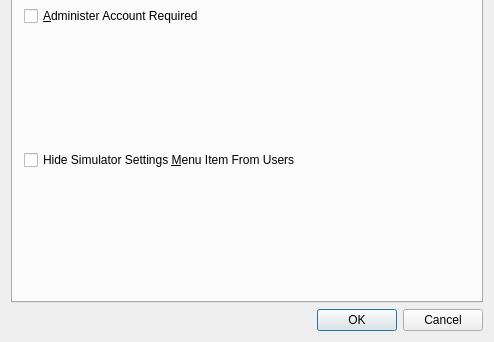
mannd/epsimulator, file src/gui/ui/simulatorsettingsdialog.ui: the form before one commit; both pictures show x 0 to 494 and y 160 to 502 of the 494 by 502 pixel window.
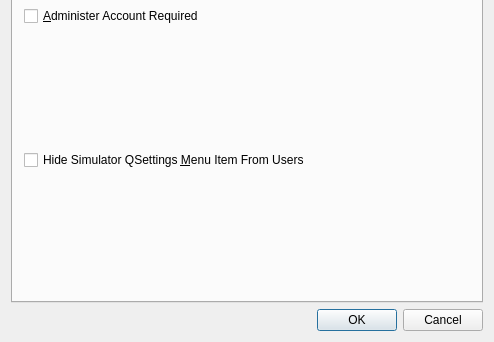
The form after the commit. The open tabs and pages were chosen to show the change.

Commit message: r649@Sluggo:  mannd | 2008-04-07 19:39:36 -0400  tweaked the patientInformationFrame to act like a button just like Prucka.  added confirming dialog when closing Patient Information Dialog just like Prucka.  r650@Sluggo:  mannd | 2008-04-09 21:21:55 -0400  fixed formating problem in PatientInformationDialog  r651@Sluggo:  mannd | 2008-04-09 22:04:27 -0400  about to get rid of Settings class  r652@Sluggo:  mannd | 2008-04-10 18:38:58 -0400  eliminated Settings class

```diff
--- a/src/gui/ui/simulatorsettingsdialog.ui
+++ b/src/gui/ui/simulatorsettingsdialog.ui
@@ -36,7 +36,7 @@
        <item row="1" column="0" >
         <widget class="QCheckBox" name="hideSimulatorMenuCheckBox" >
          <property name="text" >
-          <string>Hide Simulator Settings &amp;Menu Item From Users</string>
+          <string>Hide Simulator QSettings &amp;Menu Item From Users</string>
          </property>
          <property name="shortcut" >
           <string>Alt+M</string>
```
Left out of the diff: 2 changed lines with no effect on the pictures. The commit also changes 39 other files.
